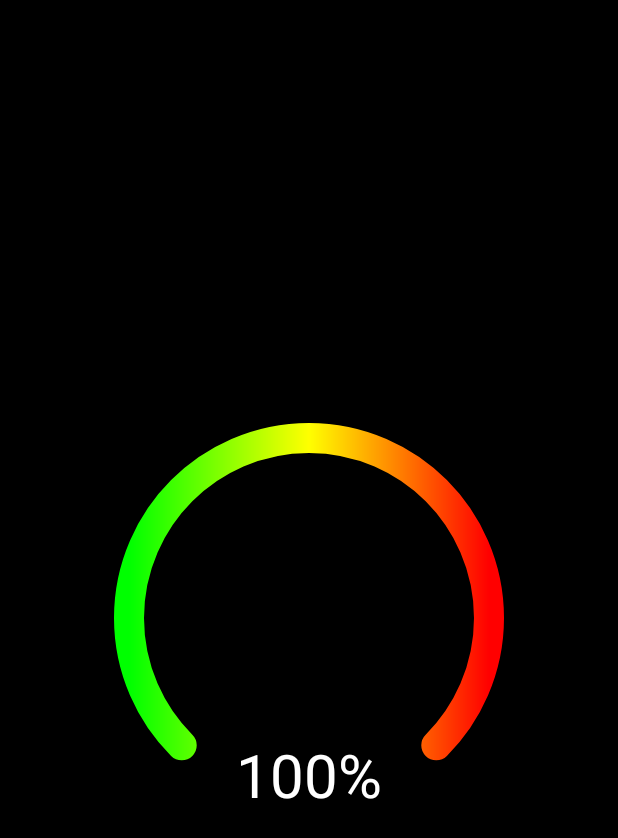
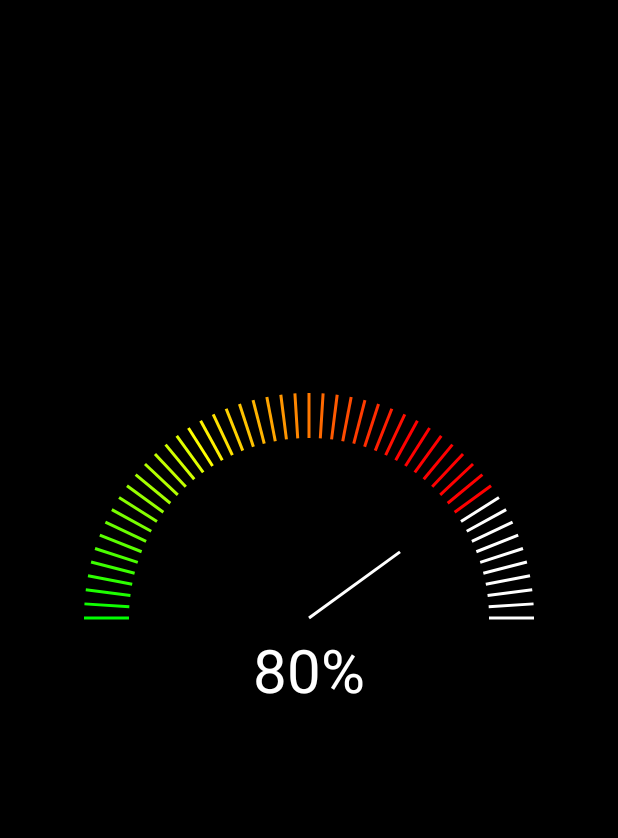
Before and after one commit to pendai/ProcessView, an Android app: the screen it shows after launch (MainActivity), on a phone screen of 412 x 824 dp. Shown: the top 838 px of the screen. Run offline under Robolectric (Android 15) with nearby library versions, the phone set to English and light mode, and no system bars.

Commit message:
刻度盘实现及环形进度条,

```diff
--- a/app/src/main/res/layout/activity_main.xml
+++ b/app/src/main/res/layout/activity_main.xml
@@ -7,7 +7,7 @@
     android:background="#000000"
     tools:context="com.dai.test.testview.MainActivity">
 
-<com.dai.test.testview.ProcessView
+<com.dai.test.testview.ProcessView2
     android:layout_width="match_parent"
     android:layout_height="match_parent" />
 </RelativeLayout>
```
